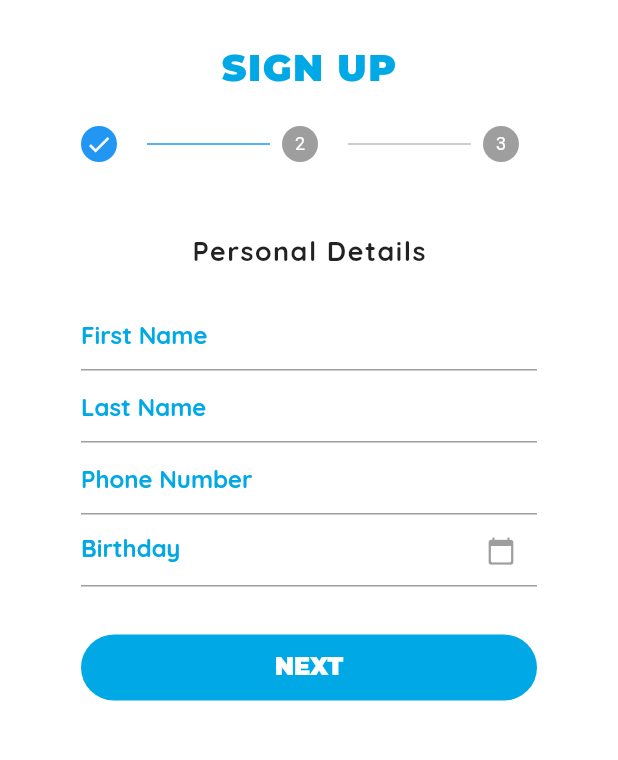
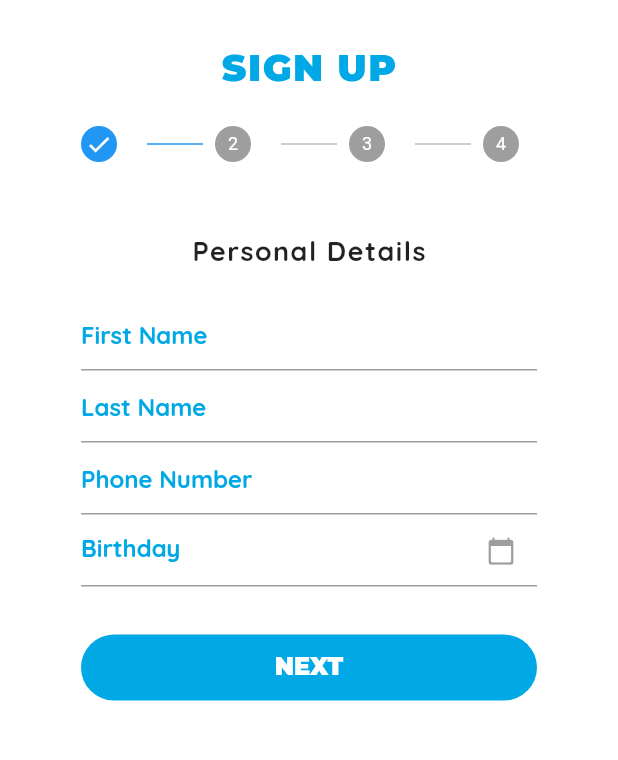
Before and after one commit to ryansolis/skrrt-v3, a Flutter app: the SignUp screen opened directly, on a phone screen of 412 x 824 dp, the part 225-985 px from its top. Run offline on Flutter 3.47's test engine with Material 2 defaults, Android fonts, the phone set to English and light mode, and no system bars.

Commit message:
Vince log: -edited sign_up.dart to include the verification page -added an alertbox for the signup success prompt -added a picture to be implemented for success prompt

```diff
--- a/lib/sign_up.dart
+++ b/lib/sign_up.dart
@@ -27,10 +27,14 @@ class _SignUpState extends State<SignUp> {
   int currentStep = 0;
   bool complete = false;
 
+  void fieldFin(){
+    complete = true;
+    setState(() =>  currentStep += 1);
+  }
   next() {
     currentStep + 1 != steps.length
         ? goTo(currentStep + 1)
-        : setState(() =>  currentStep += 1);
+        : fieldFin();
   }
 
   goTo(int step) {
@@ -353,6 +357,83 @@ class _SignUpState extends State<SignUp> {
           SizedBox(height:30),
         ],
       ),
+
+    ),
+    Step(
+      title: const Text(''),
+      isActive: currentStep>=3,
+      state: currentStep >= 3 ? StepState.complete : StepState.disabled,
+      content: Column(
+        mainAxisAlignment: MainAxisAlignment.center,
+
+        children: <Widget>[
+          Text(
+            'Verify Phone',
+            style: TextStyle(
+              fontFamily: 'Quicksand',
+              fontSize: 18.0,
+              letterSpacing: 1.0,
+            ),
+          ),
+          SizedBox(height:20),
+          Text(
+            'Code is sent to',
+            style: TextStyle(
+              fontFamily: 'Quicksand',
+              fontSize: 16.0,
+              letterSpacing: 1.0,
+            ),
+          ),
+                      //Vince started here
+          Text(
+            '+63 936 396 7814',     //current dummy text for phone number
+            style: TextStyle(
+              fontFamily: 'Quicksand',
+              fontSize: 16.0,
+              letterSpacing: 1.0,
+            ),
+          ),
+          SizedBox(height:20),
+          TextFormField(
+            decoration: InputDecoration(
+                hintText: 'Verification Code',
+                hintStyle: TextStyle(
+                  fontFamily: 'Quicksand',
+                  fontSize: 16.0,
+                  color: Color.fromARGB(255, 0x00, 0xA8, 0xE5),
+                )
+            ),
+          ),
+          SizedBox(height:30),
+          Text(
+            'Didn’t receive a code?',
+            style: TextStyle(
+              fontFamily: 'Quicksand',
+              fontSize: 16.0,
+              letterSpacing: 1.0,
+            ),
+          ),
+          Text(
+            'Request again',
+            style: TextStyle(
+              fontFamily: 'Quicksand',
+              fontSize: 16.0,
+              letterSpacing: 1.0,
+              color: Color.fromARGB(255, 0x00, 0xA8, 0xE5),
+            ),
+          ),
+          Text(
+            'Get via Call',
+            style: TextStyle(
+              fontFamily: 'Quicksand',
+              fontSize: 16.0,
+              letterSpacing: 1.0,
+              color: Color.fromARGB(255, 0x00, 0xA8, 0xE5),
+            ),
+          ),
+          SizedBox(height:40),
+        ],
+      ),
     ),
   ];
 
@@ -371,7 +452,7 @@ class _SignUpState extends State<SignUp> {
              children: [
                SizedBox(height: 50),
                Image(
-                 image: AssetImage("assets/skrrt_logo1.jpg"),
+                 image: currentStep!=3 ? AssetImage("assets/skrrt_logo1.jpg") : AssetImage("assets/mblverif.png"),
                  height: 100,
                  width: 100,
                ),
@@ -386,7 +467,32 @@ class _SignUpState extends State<SignUp> {
                      color: Color.fromARGB(255, 0x00, 0xA8, 0xE5),
                    )
                ),
-               Expanded(
+
+               complete ? Expanded(
+                 child: Center(
+                   child: AlertDialog(
+                       title: Row(
+                         children:[
+                         Text('Sign up Successful!',
+                           style: TextStyle(
+                           fontFamily: 'Montserrat',
+                           fontSize: 14.0,
+                           fontWeight: FontWeight.bold,
+                           letterSpacing: 1.0,
+                           color: Color.fromARGB(255, 0x00, 0xA8, 0xE5),
+                         )
+                     )],),
+                     content: new Text("Start your ride now!",),
+                     actions: <Widget>[
+                       new FlatButton(
+                         child: new Text("Close"),
+                         onPressed: () => Navigator.pop(context),
+                       )
+                     ]
+                   )
+                 )
+                ):
+                    Expanded(
                  child: Stepper(
                      steps: steps,
                      type: StepperType.horizontal,
```
Also changed, not shown: assets/user_check.png (added), 1 other file.
